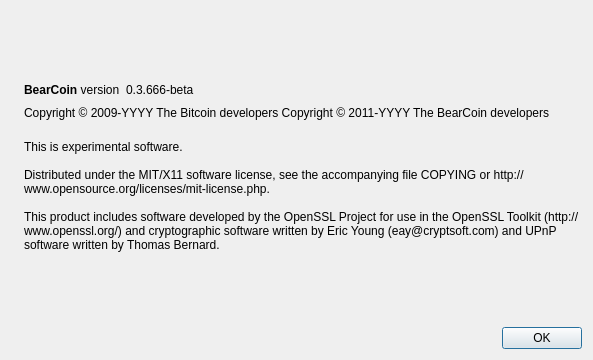
Old version of the form src/qt/forms/aboutdialog.ui in the repository BearcoinProject/Bearcoin.
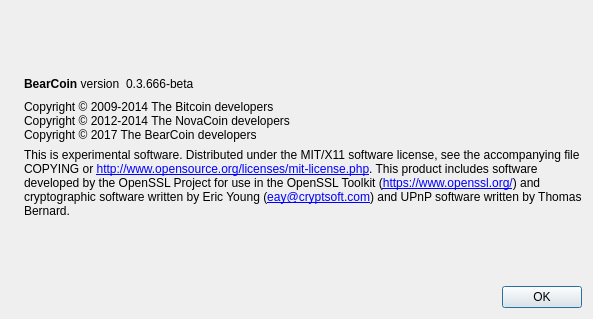
New version of the form. Icons and pictures are not drawn.

```diff
--- a/src/qt/forms/aboutdialog.ui
+++ b/src/qt/forms/aboutdialog.ui
@@ -7,7 +7,7 @@
     <x>0</x>
     <y>0</y>
     <width>593</width>
-    <height>360</height>
+    <height>319</height>
    </rect>
   </property>
   <property name="windowTitle">
@@ -91,11 +91,9 @@
         <cursorShape>IBeamCursor</cursorShape>
        </property>
        <property name="text">
-        <string notr="true">Copyright &amp;copy; 2009-YYYY The Bitcoin developers
-Copyright &amp;copy; 2011-YYYY The BearCoin developers</string>
-       </property>
-       <property name="textFormat">
-        <enum>Qt::RichText</enum>
+        <string>Copyright © 2009-2014 The Bitcoin developers
+Copyright © 2012-2014 The NovaCoin developers
+Copyright © 2017 The BearCoin developers</string>
        </property>
        <property name="textInteractionFlags">
         <set>Qt::LinksAccessibleByMouse|Qt::TextSelectableByKeyboard|Qt::TextSelectableByMouse</set>
@@ -111,9 +109,12 @@
         <string>
 This is experimental software.
 
-Distributed under the MIT/X11 software license, see the accompanying file COPYING or http://www.opensource.org/licenses/mit-license.php.
+Distributed under the MIT/X11 software license, see the accompanying file COPYING or &lt;a href=&quot;http://www.opensource.org/licenses/mit-license.php&quot;&gt;http://www.opensource.org/licenses/mit-license.php&lt;/a&gt;.
 
-This product includes software developed by the OpenSSL Project for use in the OpenSSL Toolkit (http://www.openssl.org/) and cryptographic software written by Eric Young (eay@cryptsoft.com) and UPnP software written by Thomas Bernard.</string>
+This product includes software developed by the OpenSSL Project for use in the OpenSSL Toolkit (&lt;a href=&quot;https://www.openssl.org/&quot;&gt;https://www.openssl.org/&lt;/a&gt;) and cryptographic software written by Eric Young (&lt;a href=&quot;mailto:eay@cryptsoft.com&quot;&gt;eay@cryptsoft.com&lt;/a&gt;) and UPnP software written by Thomas Bernard.</string>
+       </property>
+       <property name="textFormat">
+        <enum>Qt::RichText</enum>
        </property>
        <property name="wordWrap">
         <bool>true</bool>
```
